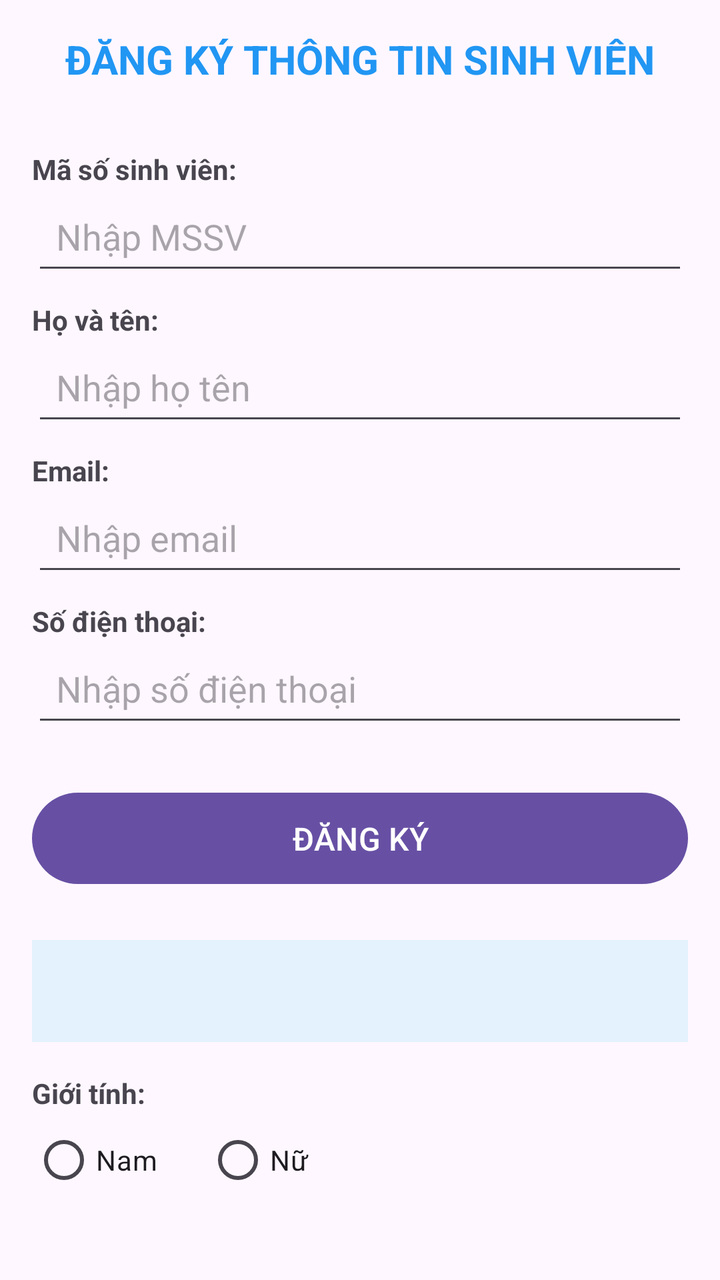
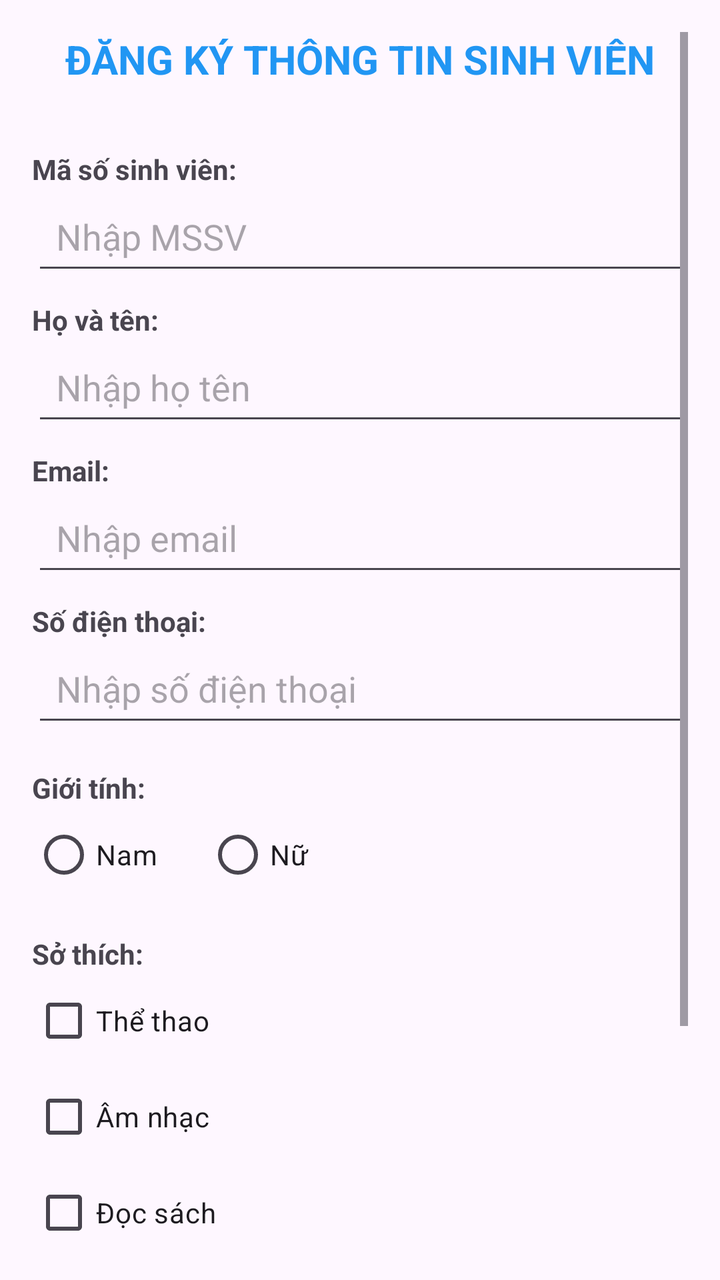

Screens rendered from an Android XML layout before and after an edit, with the pre-edit source and the edit as a unified diff.
<!-- AndroidManifest.xml: application theme Theme.Baitap -->
<!-- res/layout/activity_main.xml -->
<?xml version="1.0" encoding="utf-8"?>
<ScrollView xmlns:android="http://schemas.android.com/apk/res/android"
    android:layout_width="match_parent"
    android:layout_height="match_parent"
    android:padding="16dp">

    <LinearLayout
        android:layout_width="match_parent"
        android:layout_height="wrap_content"
        android:orientation="vertical">

        <TextView
            android:layout_width="match_parent"
            android:layout_height="wrap_content"
            android:text="ĐĂNG KÝ THÔNG TIN SINH VIÊN"
            android:textSize="20sp"
            android:textStyle="bold"
            android:gravity="center"
            android:layout_marginBottom="24dp"
            android:textColor="#2196F3"/>

        <TextView
            android:layout_width="match_parent"
            android:layout_height="wrap_content"
            android:text="Mã số sinh viên:"
            android:textStyle="bold"
            android:layout_marginTop="8dp"/>

        <EditText
            android:id="@+id/edtMSSV"
            android:layout_width="match_parent"
            android:layout_height="wrap_content"
            android:hint="Nhập MSSV"
            android:inputType="number"
            android:padding="12dp"/>

        <TextView
            android:layout_width="match_parent"
            android:layout_height="wrap_content"
            android:text="Họ và tên:"
            android:textStyle="bold"
            android:layout_marginTop="8dp"/>

        <EditText
            android:id="@+id/edtHoTen"
            android:layout_width="match_parent"
            android:layout_height="wrap_content"
            android:hint="Nhập họ tên"
            android:inputType="textPersonName"
            android:padding="12dp"/>

        
        <TextView
            android:layout_width="match_parent"
            android:layout_height="wrap_content"
            android:text="Email:"
            android:textStyle="bold"
            android:layout_marginTop="8dp"/>

        <EditText
            android:id="@+id/edtEmail"
            android:layout_width="match_parent"
            android:layout_height="wrap_content"
            android:hint="Nhập email"
            android:inputType="textEmailAddress"
            android:padding="12dp"/>

        
        <TextView
            android:layout_width="match_parent"
            android:layout_height="wrap_content"
            android:text="Số điện thoại:"
            android:textStyle="bold"
            android:layout_marginTop="8dp"/>

        <EditText
            android:id="@+id/edtPhone"
            android:layout_width="match_parent"
            android:layout_height="wrap_content"
            android:hint="Nhập số điện thoại"
            android:inputType="phone"
            android:padding="12dp"/>

        <Button
            android:id="@+id/btnRegister"
            android:layout_width="match_parent"
            android:layout_height="wrap_content"
            android:text="ĐĂNG KÝ"
            android:layout_marginTop="24dp"
            android:padding="12dp"
            android:textSize="16sp"/>

        <TextView
            android:id="@+id/tvInfo"
            android:layout_width="match_parent"
            android:layout_height="wrap_content"
            android:layout_marginTop="24dp"
            android:padding="16dp"
            android:background="#E3F2FD"
            android:textColor="#000000"
            android:textSize="14sp"/>
        
        <TextView
            android:layout_width="match_parent"
            android:layout_height="wrap_content"
            android:text="Giới tính:"
            android:textStyle="bold"
            android:layout_marginTop="16dp"/>

        <RadioGroup
            android:id="@+id/radioGroup"
            android:layout_width="match_parent"
            android:layout_height="wrap_content"
            android:orientation="horizontal">

            <RadioButton
                android:id="@+id/radioMale"
                android:layout_width="wrap_content"
                android:layout_height="wrap_content"
                android:text="Nam"
                android:layout_marginEnd="24dp"/>

            <RadioButton
                android:id="@+id/radioFemale"
                android:layout_width="wrap_content"
                android:layout_height="wrap_content"
                android:text="Nữ"/>
        </RadioGroup>


    </LinearLayout>
</ScrollView>
<!-- resources referenced by this layout -->
<resources>
  <style name="Theme.Baitap" parent="Base.Theme.Baitap" />
  <style name="Base.Theme.Baitap" parent="Theme.Material3.DayNight.NoActionBar">
          
          
      </style>
</resources>

<!-- the commit's change to res/layout/activity_main.xml (unified diff, before → after) -->
@@ -19,6 +19,7 @@
             android:layout_marginBottom="24dp"
             android:textColor="#2196F3"/>
 
+        
         <TextView
             android:layout_width="match_parent"
             android:layout_height="wrap_content"
@@ -34,6 +35,7 @@
             android:inputType="number"
             android:padding="12dp"/>
 
+        
         <TextView
             android:layout_width="match_parent"
             android:layout_height="wrap_content"
@@ -81,24 +83,6 @@
             android:inputType="phone"
             android:padding="12dp"/>
 
-        <Button
-            android:id="@+id/btnRegister"
-            android:layout_width="match_parent"
-            android:layout_height="wrap_content"
-            android:text="ĐĂNG KÝ"
-            android:layout_marginTop="24dp"
-            android:padding="12dp"
-            android:textSize="16sp"/>
-
-        <TextView
-            android:id="@+id/tvInfo"
-            android:layout_width="match_parent"
-            android:layout_height="wrap_content"
-            android:layout_marginTop="24dp"
-            android:padding="16dp"
-            android:background="#E3F2FD"
-            android:textColor="#000000"
-            android:textSize="14sp"/>
         
         <TextView
             android:layout_width="match_parent"
@@ -127,6 +111,53 @@
                 android:text="Nữ"/>
         </RadioGroup>
 
+        
+        <TextView
+            android:layout_width="match_parent"
+            android:layout_height="wrap_content"
+            android:text="Sở thích:"
+            android:textStyle="bold"
+            android:layout_marginTop="16dp"/>
+
+        <CheckBox
+            android:id="@+id/checkSports"
+            android:layout_width="match_parent"
+            android:layout_height="wrap_content"
+            android:text="Thể thao"/>
+
+        <CheckBox
+            android:id="@+id/checkMusic"
+            android:layout_width="match_parent"
+            android:layout_height="wrap_content"
+            android:text="Âm nhạc"/>
+
+        <CheckBox
+            android:id="@+id/checkReading"
+            android:layout_width="match_parent"
+            android:layout_height="wrap_content"
+            android:text="Đọc sách"/>
+
+        
+        <Button
+            android:id="@+id/btnRegister"
+            android:layout_width="match_parent"
+            android:layout_height="wrap_content"
+            android:text="ĐĂNG KÝ"
+            android:layout_marginTop="24dp"
+            android:padding="12dp"
+            android:textSize="16sp"/>
+
+        
+        <TextView
+            android:id="@+id/tvInfo"
+            android:layout_width="match_parent"
+            android:layout_height="wrap_content"
+            android:layout_marginTop="24dp"
+            android:padding="16dp"
+            android:background="#E3F2FD"
+            android:textColor="#000000"
+            android:textSize="14sp"
+            android:visibility="visible"/>
 
     </LinearLayout>
 </ScrollView>
